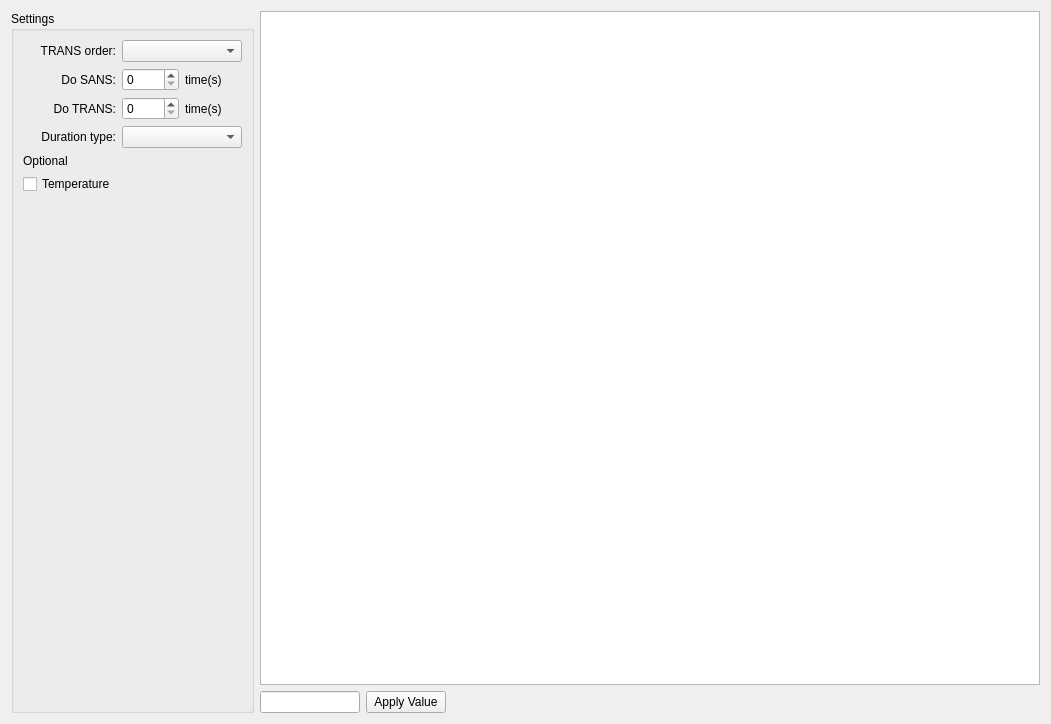
The window that nicos_ess/loki/gui/ui_files/loki_scriptbuilder.ui (mlz-ictrl/nicos) describes before a commit, drawn with Qt 5.
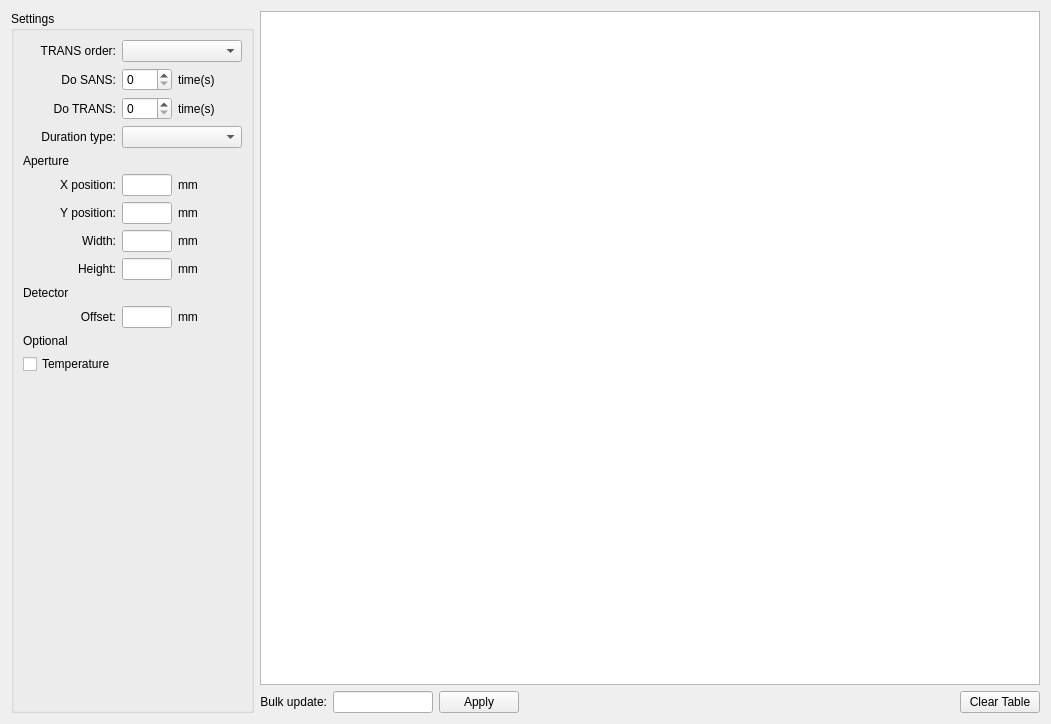
The same window after the commit.

Commit message: Add the aperture info to this, so it can be removed from samples. Aperture information is a copy of KWS's, so it will be different for LoKI.

Diff of the .ui file:
```diff
--- a/nicos_ess/loki/gui/ui_files/loki_scriptbuilder.ui
+++ b/nicos_ess/loki/gui/ui_files/loki_scriptbuilder.ui
@@ -26,29 +26,20 @@
       <string>Settings</string>
      </property>
      <layout class="QGridLayout" name="gridLayout">
-      <item row="2" column="2">
-       <widget class="QLabel" name="label_4">
-        <property name="layoutDirection">
-         <enum>Qt::LeftToRight</enum>
-        </property>
+      <item row="3" column="0">
+       <widget class="QLabel" name="label_7">
         <property name="text">
-         <string>time(s)</string>
+         <string>Duration type:</string>
         </property>
         <property name="alignment">
-         <set>Qt::AlignLeading|Qt::AlignLeft|Qt::AlignVCenter</set>
+         <set>Qt::AlignRight|Qt::AlignTrailing|Qt::AlignVCenter</set>
         </property>
        </widget>
       </item>
-      <item row="0" column="0">
-       <widget class="QLabel" name="label">
-        <property name="layoutDirection">
-         <enum>Qt::LeftToRight</enum>
-        </property>
+      <item row="4" column="0">
+       <widget class="QLabel" name="label_9">
         <property name="text">
-         <string>TRANS order:</string>
-        </property>
-        <property name="alignment">
-         <set>Qt::AlignRight|Qt::AlignTrailing|Qt::AlignVCenter</set>
+         <string>Aperture</string>
         </property>
        </widget>
       </item>
@@ -65,29 +56,51 @@
         </property>
        </widget>
       </item>
-      <item row="4" column="0">
-       <widget class="QLabel" name="label_6">
+      <item row="2" column="0">
+       <widget class="QLabel" name="label_5">
+        <property name="layoutDirection">
+         <enum>Qt::LeftToRight</enum>
+        </property>
         <property name="text">
-         <string>Optional</string>
+         <string>Do TRANS:</string>
         </property>
+        <property name="alignment">
+         <set>Qt::AlignRight|Qt::AlignTrailing|Qt::AlignVCenter</set>
+        </property>
        </widget>
       </item>
-      <item row="2" column="1">
-       <widget class="QSpinBox" name="spinBox_3"/>
+      <item row="8" column="0">
+       <widget class="QLabel" name="label_16">
+        <property name="text">
+         <string>Height:</string>
+        </property>
+        <property name="alignment">
+         <set>Qt::AlignRight|Qt::AlignTrailing|Qt::AlignVCenter</set>
+        </property>
+       </widget>
       </item>
-      <item row="6" column="0">
-       <widget class="QCheckBox" name="chkShowTColumn">
+      <item row="5" column="0">
+       <widget class="QLabel" name="label_10">
         <property name="text">
-         <string>Temperature</string>
+         <string>X position:</string>
         </property>
+        <property name="alignment">
+         <set>Qt::AlignRight|Qt::AlignTrailing|Qt::AlignVCenter</set>
+        </property>
        </widget>
       </item>
-      <item row="0" column="1" colspan="2">
-       <widget class="QComboBox" name="comboOrder">
-        <property name="minimumSize">
+      <item row="5" column="1">
+       <widget class="QLineEdit" name="lineEdit">
+        <property name="sizePolicy">
+         <sizepolicy hsizetype="Minimum" vsizetype="Fixed">
+          <horstretch>0</horstretch>
+          <verstretch>0</verstretch>
+         </sizepolicy>
+        </property>
+        <property name="maximumSize">
          <size>
-          <width>120</width>
-          <height>0</height>
+          <width>50</width>
+          <height>16777215</height>
          </size>
         </property>
        </widget>
@@ -95,7 +108,62 @@
       <item row="1" column="1">
        <widget class="QSpinBox" name="spinBox_2"/>
       </item>
-      <item row="7" column="0">
+      <item row="13" column="0">
+       <widget class="QCheckBox" name="chkShowTempColumn">
+        <property name="text">
+         <string>Temperature</string>
+        </property>
+       </widget>
+      </item>
+      <item row="7" column="1">
+       <widget class="QLineEdit" name="lineEdit_3">
+        <property name="sizePolicy">
+         <sizepolicy hsizetype="Minimum" vsizetype="Fixed">
+          <horstretch>0</horstretch>
+          <verstretch>0</verstretch>
+         </sizepolicy>
+        </property>
+        <property name="maximumSize">
+         <size>
+          <width>50</width>
+          <height>16777215</height>
+         </size>
+        </property>
+       </widget>
+      </item>
+      <item row="8" column="1">
+       <widget class="QLineEdit" name="lineEdit_4">
+        <property name="sizePolicy">
+         <sizepolicy hsizetype="Minimum" vsizetype="Fixed">
+          <horstretch>0</horstretch>
+          <verstretch>0</verstretch>
+         </sizepolicy>
+        </property>
+        <property name="maximumSize">
+         <size>
+          <width>50</width>
+          <height>16777215</height>
+         </size>
+        </property>
+       </widget>
+      </item>
+      <item row="1" column="2">
+       <widget class="QLabel" name="label_3">
+        <property name="layoutDirection">
+         <enum>Qt::LeftToRight</enum>
+        </property>
+        <property name="text">
+         <string>time(s)</string>
+        </property>
+        <property name="alignment">
+         <set>Qt::AlignLeading|Qt::AlignLeft|Qt::AlignVCenter</set>
+        </property>
+       </widget>
+      </item>
+      <item row="2" column="1">
+       <widget class="QSpinBox" name="spinBox_3"/>
+      </item>
+      <item row="14" column="0">
        <spacer name="verticalSpacer">
         <property name="orientation">
          <enum>Qt::Vertical</enum>
@@ -108,45 +176,156 @@
         </property>
        </spacer>
       </item>
-      <item row="1" column="2">
-       <widget class="QLabel" name="label_3">
-        <property name="layoutDirection">
-         <enum>Qt::LeftToRight</enum>
-        </property>
+      <item row="11" column="0">
+       <widget class="QLabel" name="label_6">
         <property name="text">
-         <string>time(s)</string>
-        </property>
-        <property name="alignment">
-         <set>Qt::AlignLeading|Qt::AlignLeft|Qt::AlignVCenter</set>
-        </property>
-       </widget>
-      </item>
-      <item row="2" column="0">
-       <widget class="QLabel" name="label_5">
-        <property name="layoutDirection">
-         <enum>Qt::LeftToRight</enum>
-        </property>
-        <property name="text">
-         <string>Do TRANS:</string>
-        </property>
-        <property name="alignment">
-         <set>Qt::AlignRight|Qt::AlignTrailing|Qt::AlignVCenter</set>
-        </property>
-       </widget>
-      </item>
-      <item row="3" column="0">
-       <widget class="QLabel" name="label_7">
-        <property name="text">
-         <string>Duration type:</string>
-        </property>
-        <property name="alignment">
-         <set>Qt::AlignRight|Qt::AlignTrailing|Qt::AlignVCenter</set>
+         <string>Optional</string>
         </property>
        </widget>
       </item>
       <item row="3" column="1" colspan="2">
        <widget class="QComboBox" name="comboDurationType"/>
       </item>
+      <item row="7" column="2">
+       <widget class="QLabel" name="label_15">
+        <property name="text">
+         <string>mm</string>
+        </property>
+       </widget>
+      </item>
+      <item row="8" column="2">
+       <widget class="QLabel" name="label_17">
+        <property name="text">
+         <string>mm</string>
+        </property>
+       </widget>
+      </item>
+      <item row="0" column="1" colspan="2">
+       <widget class="QComboBox" name="comboOrder">
+        <property name="minimumSize">
+         <size>
+          <width>120</width>
+          <height>0</height>
+         </size>
+        </property>
+       </widget>
+      </item>
+      <item row="5" column="2">
+       <widget class="QLabel" name="label_11">
+        <property name="text">
+         <string>mm</string>
+        </property>
+       </widget>
+      </item>
+      <item row="6" column="1">
+       <widget class="QLineEdit" name="lineEdit_2">
+        <property name="sizePolicy">
+         <sizepolicy hsizetype="Minimum" vsizetype="Fixed">
+          <horstretch>0</horstretch>
+          <verstretch>0</verstretch>
+         </sizepolicy>
+        </property>
+        <property name="maximumSize">
+         <size>
+          <width>50</width>
+          <height>16777215</height>
+         </size>
+        </property>
+       </widget>
+      </item>
+      <item row="9" column="0">
+       <widget class="QLabel" name="label_18">
+        <property name="text">
+         <string>Detector</string>
+        </property>
+       </widget>
+      </item>
+      <item row="0" column="0">
+       <widget class="QLabel" name="label">
+        <property name="layoutDirection">
+         <enum>Qt::LeftToRight</enum>
+        </property>
+        <property name="text">
+         <string>TRANS order:</string>
+        </property>
+        <property name="alignment">
+         <set>Qt::AlignRight|Qt::AlignTrailing|Qt::AlignVCenter</set>
+        </property>
+       </widget>
+      </item>
+      <item row="6" column="0">
+       <widget class="QLabel" name="label_12">
+        <property name="text">
+         <string>Y position:</string>
+        </property>
+        <property name="alignment">
+         <set>Qt::AlignRight|Qt::AlignTrailing|Qt::AlignVCenter</set>
+        </property>
+       </widget>
+      </item>
+      <item row="2" column="2">
+       <widget class="QLabel" name="label_4">
+        <property name="layoutDirection">
+         <enum>Qt::LeftToRight</enum>
+        </property>
+        <property name="text">
+         <string>time(s)</string>
+        </property>
+        <property name="alignment">
+         <set>Qt::AlignLeading|Qt::AlignLeft|Qt::AlignVCenter</set>
+        </property>
+       </widget>
+      </item>
+      <item row="6" column="2">
+       <widget class="QLabel" name="label_13">
+        <property name="text">
+         <string>mm</string>
+        </property>
+       </widget>
+      </item>
+      <item row="7" column="0">
+       <widget class="QLabel" name="label_14">
+        <property name="text">
+         <string>Width:</string>
+        </property>
+        <property name="alignment">
+         <set>Qt::AlignRight|Qt::AlignTrailing|Qt::AlignVCenter</set>
+        </property>
+       </widget>
+      </item>
+      <item row="10" column="0">
+       <widget class="QLabel" name="label_19">
+        <property name="text">
+         <string>Offset:</string>
+        </property>
+        <property name="alignment">
+         <set>Qt::AlignRight|Qt::AlignTrailing|Qt::AlignVCenter</set>
+        </property>
+       </widget>
+      </item>
+      <item row="10" column="1">
+       <widget class="QLineEdit" name="lineEdit_5">
+        <property name="sizePolicy">
+         <sizepolicy hsizetype="Minimum" vsizetype="Fixed">
+          <horstretch>0</horstretch>
+          <verstretch>0</verstretch>
+         </sizepolicy>
+        </property>
+        <property name="maximumSize">
+         <size>
+          <width>50</width>
+          <height>16777215</height>
+         </size>
+        </property>
+       </widget>
+      </item>
+      <item row="10" column="2">
+       <widget class="QLabel" name="label_20">
+        <property name="text">
+         <string>mm</string>
+        </property>
+       </widget>
+      </item>
      </layout>
     </widget>
    </item>
@@ -164,6 +343,16 @@
      </item>
      <item>
       <layout class="QHBoxLayout" name="horizontalLayout_3">
+       <item>
+        <widget class="QLabel" name="label_8">
+         <property name="text">
+          <string>Bulk update:</string>
+         </property>
+         <property name="alignment">
+          <set>Qt::AlignRight|Qt::AlignTrailing|Qt::AlignVCenter</set>
+         </property>
+        </widget>
+       </item>
        <item>
         <widget class="QLineEdit" name="txtValue">
          <property name="maximumSize">
@@ -175,14 +364,14 @@
         </widget>
        </item>
        <item>
-        <widget class="QPushButton" name="testButton">
+        <widget class="QPushButton" name="bulkUpdateButton">
          <property name="text">
-          <string>Apply Value</string>
+          <string>Apply</string>
          </property>
         </widget>
        </item>
        <item>
-        <spacer name="horizontalSpacer">
+        <spacer name="horizontalSpacer_2">
          <property name="orientation">
           <enum>Qt::Horizontal</enum>
          </property>
@@ -194,6 +383,13 @@
          </property>
         </spacer>
        </item>
+       <item>
+        <widget class="QPushButton" name="clearTableButton">
+         <property name="text">
+          <string>Clear Table</string>
+         </property>
+        </widget>
+       </item>
       </layout>
      </item>
     </layout>
```
The commit also changes 1 other file.
